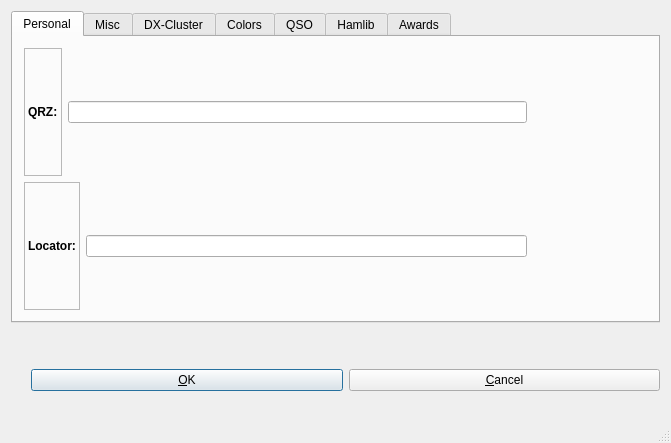
This is src/setup.ui in dbasden/klog as Qt 5 draws it before an edit. The edited form follows.
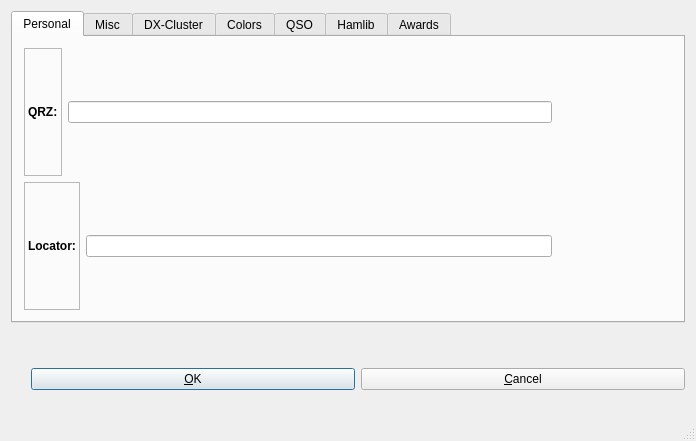
This is the edited form.

The edit to the form file:
```diff
--- a/src/setup.ui
+++ b/src/setup.ui
@@ -6,8 +6,8 @@
    <rect>
     <x>0</x>
     <y>0</y>
-    <width>671</width>
-    <height>443</height>
+    <width>696</width>
+    <height>441</height>
    </rect>
   </property>
   <property name="windowTitle">
```
